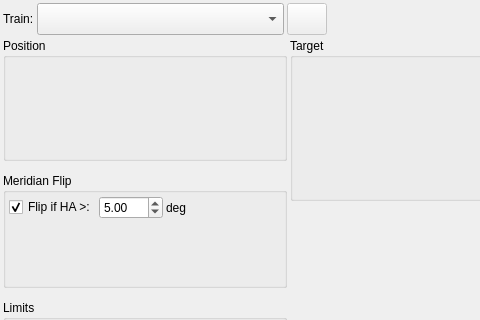
This is kstars/ekos/mount/mount.ui in KDE/kstars as Qt 5 draws it before an edit; both pictures show x 0 to 480 and y 0 to 320 of the 822 by 578 pixel window. The edited form follows.
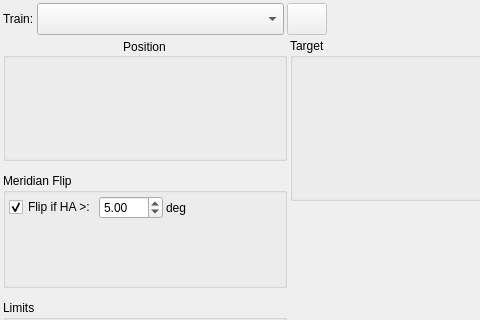
This is the edited form. Icons and pictures are not drawn. Custom widgets are drawn as their Qt base class.

Commit message: Align mount widget in center

```diff
--- a/kstars/ekos/mount/mount.ui
+++ b/kstars/ekos/mount/mount.ui
@@ -50,6 +50,9 @@
          <property name="title">
           <string>Position</string>
          </property>
+         <property name="alignment">
+          <set>Qt::AlignmentFlag::AlignCenter</set>
+         </property>
          <layout class="QHBoxLayout" name="horizontalLayout">
           <property name="leftMargin">
            <number>0</number>
```
Left out of the diff: 41 changed lines with no effect on the pictures.
